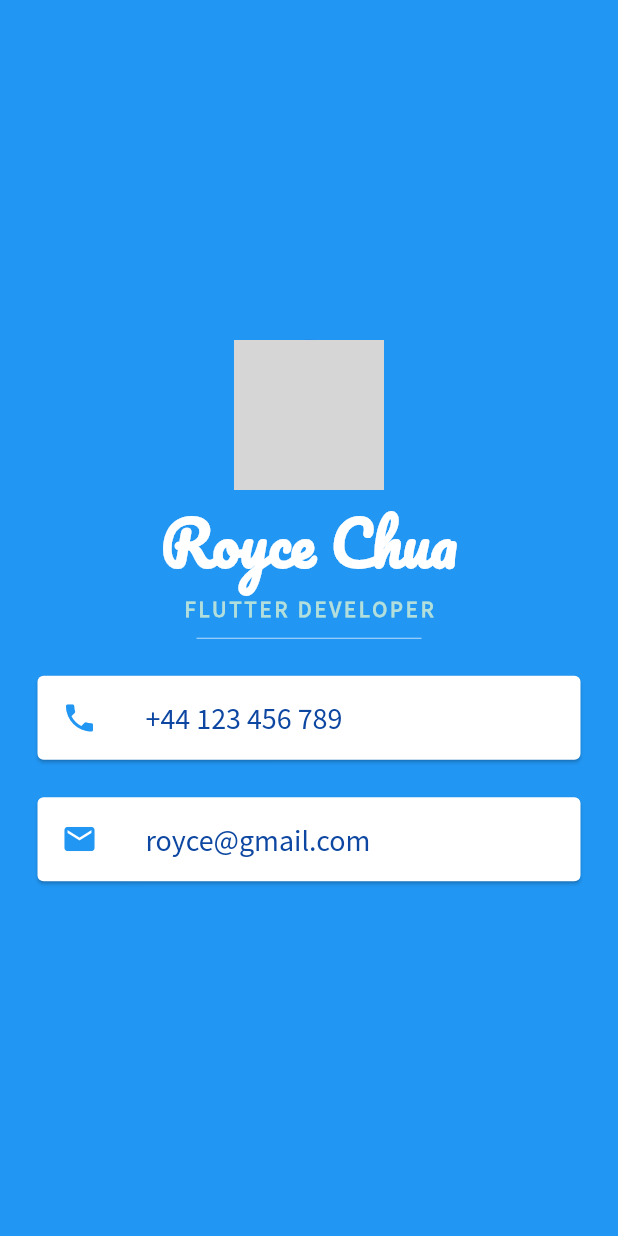
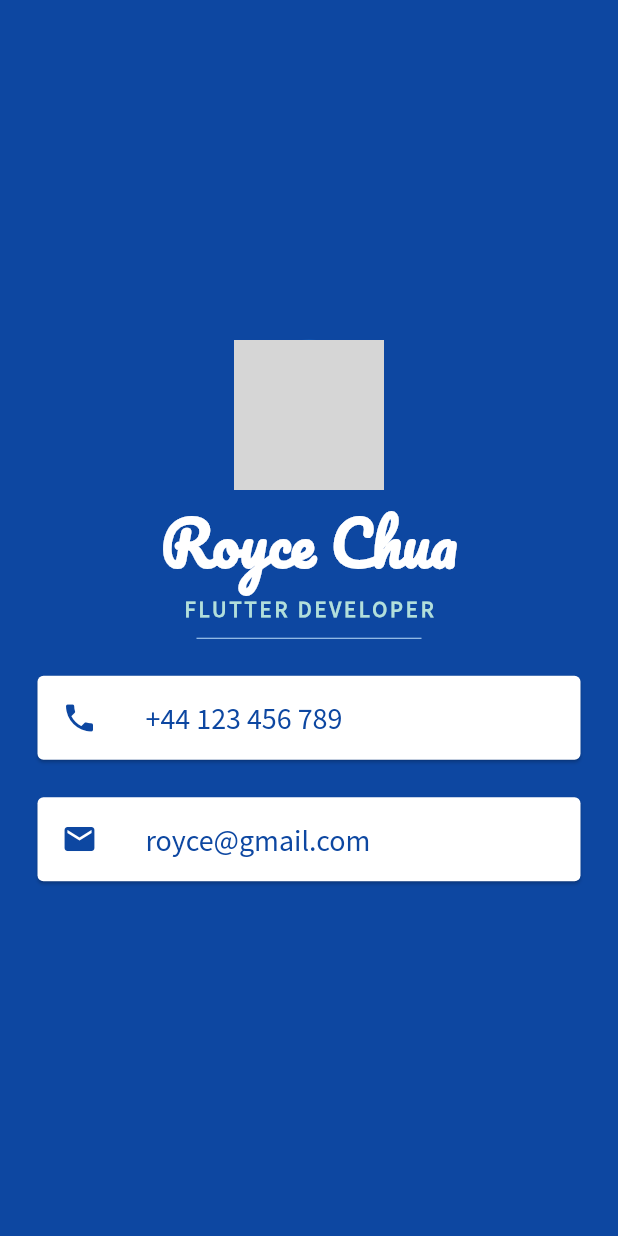
Before and after one commit to roycechua/introduction-to-flutter-development-appbrewery-apps, a Flutter app: the screen it shows after launch, on a phone screen of 412 x 824 dp. Run offline on Flutter 3.47's test engine with Material 2 defaults, Android fonts, the phone set to English and light mode, and no system bars; grey boxes are pictures that could not be loaded.

Commit message:
Update on colors of micard

```diff
--- a/micard/lib/main.dart
+++ b/micard/lib/main.dart
@@ -9,7 +9,7 @@ class MyApp extends StatelessWidget {
     return MaterialApp(
       debugShowCheckedModeBanner: false,
       home: Scaffold(
-        backgroundColor: Colors.blue,
+        backgroundColor: Colors.blue.shade900,
         body: SafeArea(
           child: Column(
             mainAxisAlignment: MainAxisAlignment.center,
@@ -51,7 +51,7 @@ class MyApp extends StatelessWidget {
                 child: ListTile(
                   leading: Icon(
                       Icons.phone,
-                      color: Colors.blue
+                      color: Colors.blue.shade900
                   ),
                   title: Text(
                     '+44 123 456 789',
@@ -70,7 +70,7 @@ class MyApp extends StatelessWidget {
                 child: ListTile(
                   leading: Icon(
                       Icons.email,
-                      color: Colors.blue
+                      color: Colors.blue.shade900
                   ),
                   title: Text(
                     'royce@gmail.com',
```
